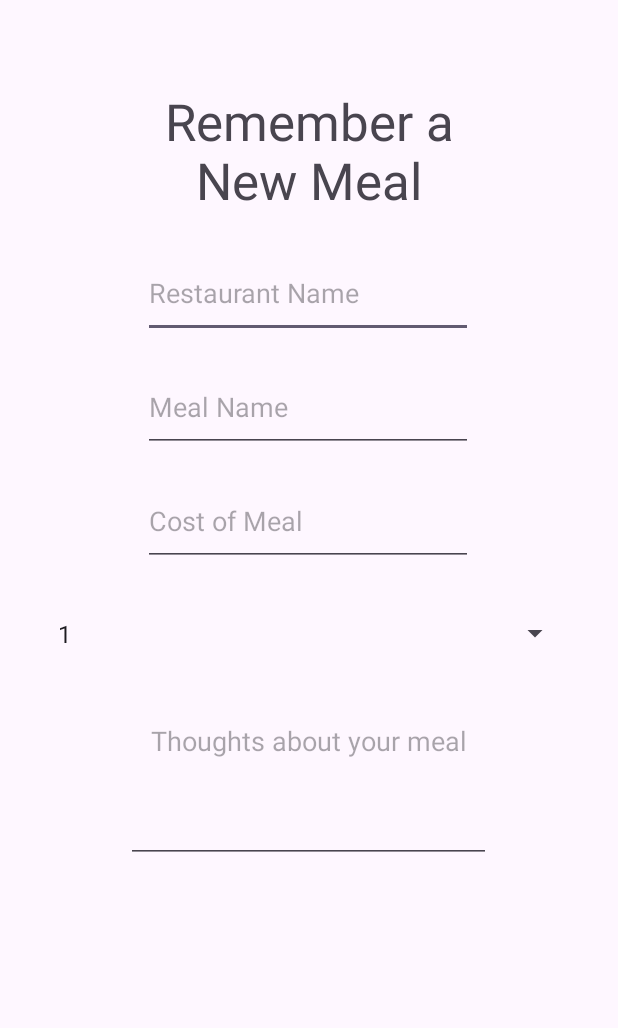
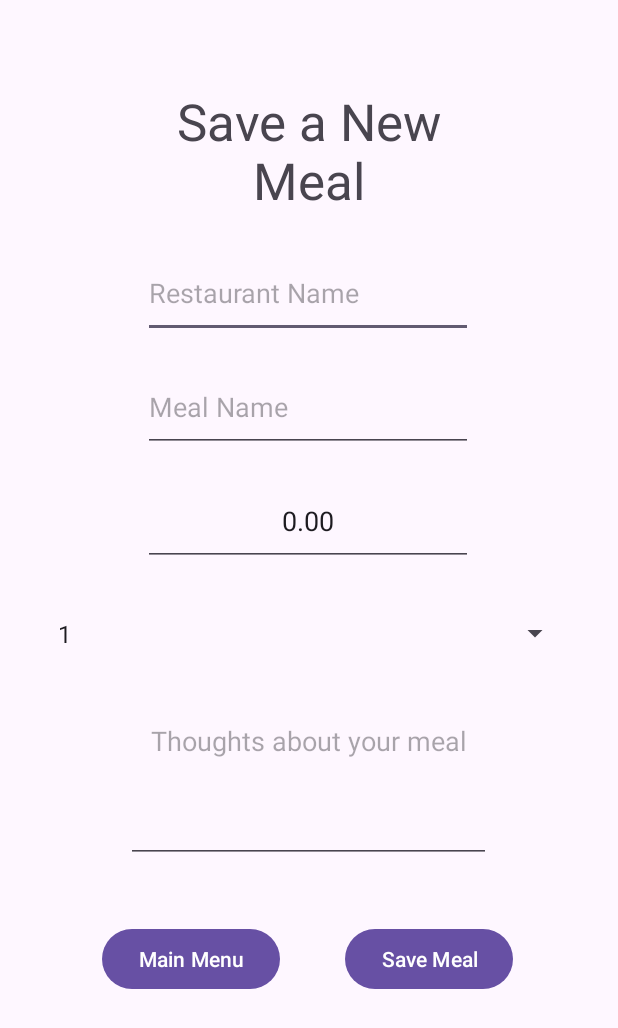
Before and after one commit to Dschids/MemorableMeals, an Android app: the EnterMealActivity screen opened directly, with no data from a screen before it, on a phone screen of 412 x 824 dp. Shown: the top 1028 px of the screen. Run offline under Robolectric (Android 15) with nearby library versions, the phone set to English and light mode, and no system bars.

Commit message:
enterMealActivity coding, tweaked layout

```diff
--- a/app/src/main/java/com/example/memorablemeals/EnterMealActivity.kt
+++ b/app/src/main/java/com/example/memorablemeals/EnterMealActivity.kt
@@ -1,11 +1,69 @@
 package com.example.memorablemeals
 
+import android.content.ClipData.Item
+import android.content.Intent
 import androidx.appcompat.app.AppCompatActivity
 import android.os.Bundle
+import android.text.TextUtils
+import android.widget.Button
+import android.widget.EditText
+import android.widget.Spinner
+import com.example.memorablemeals.Info.MealInfo
 
 class EnterMealActivity : AppCompatActivity() {
     override fun onCreate(savedInstanceState: Bundle?) {
         super.onCreate(savedInstanceState)
         setContentView(R.layout.activity_enter_meal)
+
+        val txtRestaurantName = findViewById<EditText>(R.id.idEditTextRestaurant)
+        val txtMealName = findViewById<EditText>(R.id.idEditTextMealName)
+        val txtMealCost = findViewById<EditText>(R.id.idEditTextDecimalMealCost)
+        val spinnerRating = findViewById<Spinner>(R.id.idSpinnerMealRating)
+        val txtComments = findViewById<EditText>(R.id.idEdtTxtComments)
+        val btnSaveMeal = findViewById<Button>(R.id.idBtnSaveMeal)
+        val btnMainMenu = findViewById<Button>(R.id.idBtnMainMenu)
+
+        btnSaveMeal.setOnClickListener {
+            // getting variables from the different views.
+            val resName = txtRestaurantName.text.toString()
+            val mealName = txtMealName.text.toString()
+            val rawMealCost = txtMealCost.text.toString()
+            val rating = spinnerRating.selectedItem.toString().toInt()
+            val comments = txtComments.text.toString()
+            /* check that restaurant name, meal name and meal cost fields aren't empty
+                rating will never be empty, and comments can be blank.
+             */
+            if (TextUtils.isEmpty(resName)){
+                txtRestaurantName.error = "Restaurant can't be blank."
+                txtRestaurantName.requestFocus()
+            }
+            else if (TextUtils.isEmpty(mealName)){
+                txtMealName.error = "Meal Name can't be blank."
+                txtMealName.requestFocus()
+            }
+            else if (TextUtils.isEmpty(rawMealCost)) {
+                txtMealCost.error = "Meal Cost can't be blank."
+                txtMealCost.requestFocus()
+            }
+            /* if all required fields contain something convert rawMealCost to a double and pass all
+            the variables into the MealInfo class
+             */
+
+            else {
+                var mealCost = rawMealCost.toDouble()
+                var entry = MealInfo(resName,mealName,mealCost,rating,comments)
+                // TODO do something with this class I made, append it to a list and pass it to a different activity?
+
+            }
+
+
+
+
+        }
+
+        btnMainMenu.setOnClickListener {
+            var intent = Intent(this, MainActivity::class.java)
+            startActivity(intent)
+        }
     }
 }
--- a/app/src/main/res/layout/activity_enter_meal.xml
+++ b/app/src/main/res/layout/activity_enter_meal.xml
@@ -62,15 +62,18 @@
         android:layout_height="60dp"
         android:layout_marginTop="16dp"
         android:ems="10"
+        android:gravity="center"
         android:hint="@string/mealCostHint"
         android:inputType="numberDecimal"
+        android:selectAllOnFocus="true"
+        android:text="@string/afMealCost"
         app:layout_constraintEnd_toEndOf="parent"
         app:layout_constraintHorizontal_bias="0.497"
         app:layout_constraintStart_toStartOf="parent"
         app:layout_constraintTop_toBottomOf="@+id/idEditTextMealName" />
 
     <EditText
-        android:id="@+id/editTextText3"
+        android:id="@+id/idEdtTxtComments"
         android:layout_width="243dp"
         android:layout_height="104dp"
         android:layout_marginTop="24dp"
@@ -82,4 +85,25 @@
         app:layout_constraintHorizontal_bias="0.497"
         app:layout_constraintStart_toStartOf="parent"
         app:layout_constraintTop_toBottomOf="@+id/idSpinnerMealRating" />
+
+    <Button
+        android:id="@+id/idBtnSaveMeal"
+        android:layout_width="wrap_content"
+        android:layout_height="wrap_content"
+        android:layout_marginTop="40dp"
+        android:text="@string/btnEnterMeal"
+        app:layout_constraintEnd_toEndOf="parent"
+        app:layout_constraintHorizontal_bias="0.38"
+        app:layout_constraintStart_toEndOf="@+id/idBtnMainMenu"
+        app:layout_constraintTop_toBottomOf="@+id/idEdtTxtComments" />
+
+    <Button
+        android:id="@+id/idBtnMainMenu"
+        android:layout_width="wrap_content"
+        android:layout_height="wrap_content"
+        android:layout_marginStart="68dp"
+        android:layout_marginTop="40dp"
+        android:text="@string/btnMainMenu"
+        app:layout_constraintStart_toStartOf="parent"
+        app:layout_constraintTop_toBottomOf="@+id/idEdtTxtComments" />
 </androidx.constraintlayout.widget.ConstraintLayout>
--- a/app/src/main/res/values/strings.xml
+++ b/app/src/main/res/values/strings.xml
@@ -3,10 +3,12 @@
     <string name="enterNewMeal">Enter New Meal</string>
     <string name="modifyMeal">Modify Meal Info</string>
     <string name="viewMeal">View Meals</string>
-    <string name="enterInfoTitle">Remember a New Meal</string>
+    <string name="btnMainMenu">Main Menu</string>
+    <string name="enterInfoTitle">Save a New Meal</string>
     <string name="restaurantHint">Restaurant Name</string>
     <string name="mealHint">Meal Name</string>
     <string name="mealCostHint">Cost of Meal</string>
+    <string name="afMealCost">0.00</string>
     <string name="mealRatingPrompt">Rate the meal from 1 to 5</string>
     <string-array name="mealRating">
         <item>1</item>
@@ -16,4 +18,5 @@
         <item>5</item>
     </string-array>
     <string name="mealCommentsHint">Thoughts about your meal</string>
+    <string name="btnEnterMeal">Save Meal</string>
 </resources>
```
Also changed, not shown: app/src/main/java/com/example/memorablemeals/Info/MealInfo.kt (added, +12 -0 lines).
